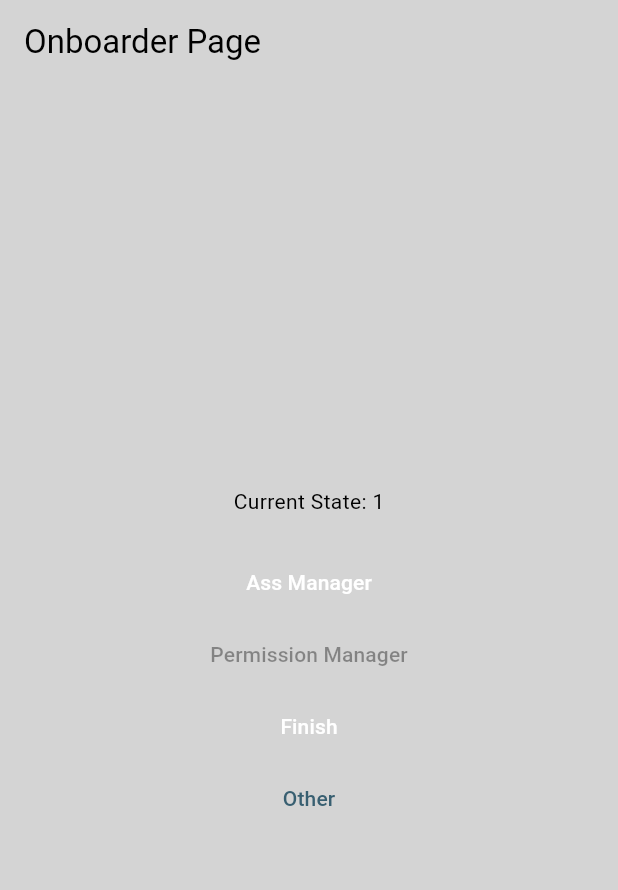
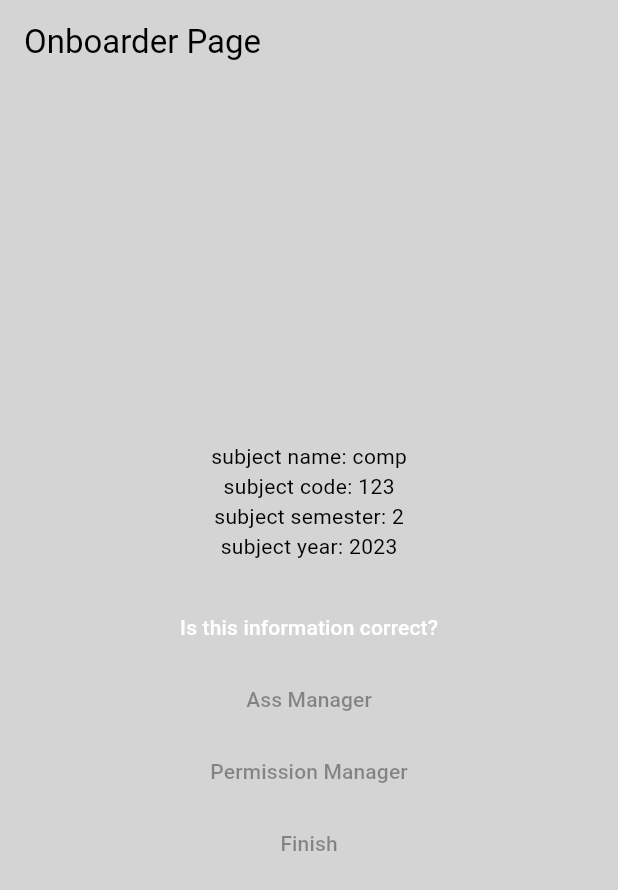
Before and after one commit to Pwnion/Specon, a Flutter app: the screen it shows after launch, on a phone screen of 412 x 824 dp. Shown: the top 890 px of the screen. Run offline on Flutter 3.47's test engine with Material 2 defaults, Android fonts, the phone set to English and light mode, and no system bars; our stand-ins replace cloud_firestore, file_picker, firebase_auth, firebase_core, firebase_storage, url_strategy; accounts and stored records are empty; statements that could not run were skipped.

Commit message:
sequenced onboarder

```diff
--- a/lib/main.dart
+++ b/lib/main.dart
@@ -3,6 +3,7 @@
 /// Author: Aden McCusker
 
 import 'package:flutter/material.dart';
+import 'package:specon/models/request_type.dart';
 import 'package:specon/models/subject_model.dart';
 import 'package:specon/page/onboarder.dart';
 import 'package:url_strategy/url_strategy.dart';
@@ -60,12 +61,14 @@ class _AppState extends State<App> {
   Widget _getPage() {
     return Onboarder(
         subject: SubjectModel(
-            name: 'compyamum',
+            name: 'comp',
             code: '123',
-            assessments: [],
+            assessments: [
+              RequestType(name: 'p1', type: 'type', id: '50'),
+              RequestType(name: 'p2', type: 'type2', id: '100')
+            ],
             semester: '2',
-            year: '2023',
-            databasePath: ''));
+            year: '2023'));
     if (_error) {
       return const Error();
     }
--- a/lib/models/subject_model.dart
+++ b/lib/models/subject_model.dart
@@ -6,13 +6,22 @@ class SubjectModel {
   final List<RequestType> assessments;
   final String semester;
   final String year;
-  final String databasePath;
+  final String? id;
 
-  SubjectModel(
-      {required this.name,
+  const SubjectModel(
+      {this.id,
+      required this.name,
       required this.code,
       required this.assessments,
       required this.semester,
-      required this.year,
-      required this.databasePath});
+      required this.year});
+
+  Map<String, dynamic> toJson() {
+    return {
+      'name': name,
+      'code': code,
+      'semester': semester,
+      'year': year,
+    };
+  }
 }
--- a/lib/page/asm_mana.dart
+++ b/lib/page/asm_mana.dart
@@ -31,6 +31,9 @@ class _AsmManagerState extends State<AsmManager> {
   /// [_foundRequestType] is used to update the SubjectModel.
   final List<RequestType> _requestTypesList = RequestType.importTypes();
   final List<RequestType> _foundRequestType = [];
+
+  static final dataBase = DataBase();
+  late final String docRef;
 
   @override
   void initState() {
@@ -174,6 +177,8 @@ class _AsmManagerState extends State<AsmManager> {
                   );
                 } else {
                   if (widget.subject.code != "") {
+                    dataBase.addAssessments(
+                        widget.subject.assessments, widget.subject);
                     setState(() {
                       widget.subject.assessments.clear();
                       widget.subject.assessments
--- a/lib/page/dashboard/navigation.dart
+++ b/lib/page/dashboard/navigation.dart
@@ -70,13 +70,13 @@ class _NavigationState extends State<Navigation> {
                     if (subject.assessments.isEmpty &&
                         widget.currentUser.role ==
                             UserType.subjectCoordinator) {
-                      Navigator.push(
+                      /*Navigator.push(
                         context,
                         MaterialPageRoute(
                           builder: (_) =>
                               AsmManager(subject: subject, refreshFn: setState),
                         ),
-                      );
+                      );*/
                     } else {
                       selectSubject(subject);
                       widget.setCurrentSubject(subject);
--- a/lib/page/db.dart
+++ b/lib/page/db.dart
@@ -1,5 +1,6 @@
 import "package:cloud_firestore/cloud_firestore.dart";
 import 'package:firebase_auth/firebase_auth.dart';
+import 'package:specon/models/request_type.dart';
 import 'package:specon/models/subject_model.dart';
 import 'package:specon/models/user_model.dart';
 import 'package:specon/user_type.dart';
@@ -8,15 +9,13 @@ import '../firebase_options.dart';
 import '../models/request_model.dart';
 
 class DataBase {
-
   final _db = FirebaseFirestore.instance;
 
   static UserModel? user;
 
   Future<UserModel> getUserFromEmail(String emailToMatch) async {
     final usersRef = _db.collection("users");
-    final query =
-        await usersRef.where('email', isEqualTo: emailToMatch).get();
+    final query = await usersRef.where('email', isEqualTo: emailToMatch).get();
 
     final fetchedUser = query.docs[0];
 
@@ -35,25 +34,24 @@ class DataBase {
     return userModel;
   }
 
-  Future<List<RequestModel>> getRequests(UserModel user, SubjectModel subject) async {
-
+  Future<List<RequestModel>> getRequests(
+      UserModel user, SubjectModel subject) async {
     List<RequestModel> requests = [];
 
-    if (subject.databasePath.isEmpty){
+    if (subject.id!.isEmpty) {
       return [];
     }
 
     // Subject Coordinator
     if (user.role == UserType.subjectCoordinator) {
-
       // Get subject's reference
-      final requestsRef = await _db.doc(subject.databasePath).collection('requests').get();
+      final requestsRef =
+          await _db.doc(subject.id!).collection('requests').get();
 
       final requestsFromDB = requestsRef.docs;
 
-      for(final request in requestsFromDB) {
-        requests.add(
-          RequestModel(
+      for (final request in requestsFromDB) {
+        requests.add(RequestModel(
             requestedBy: request['requested_by'],
             requestedByStudentID: request['requested_by_student_id'],
             reason: request['reason'],
@@ -61,25 +59,21 @@ class DataBase {
             assessedBy: request['assessed_by'],
             assessment: request['assessment'],
             state: request['state'],
-            databasePath: request.reference.path
-          )
-        );
+            databasePath: request.reference.path));
       }
     }
 
     // Student
     else if (user.role == UserType.student) {
-
       // Query for student's requests from the subject
       final requestListFromDB = await _db
-          .doc(subject.databasePath)
+          .doc(subject.id!)
           .collection('requests')
           .where('requested_by_student_id', isEqualTo: user.studentID)
           .get();
 
-      for(final request in requestListFromDB.docs){
-        requests.add(
-          RequestModel(
+      for (final request in requestListFromDB.docs) {
+        requests.add(RequestModel(
             requestedBy: request['requested_by'],
             reason: request['reason'],
             additionalInfo: request['additional_info'],
@@ -87,9 +81,7 @@ class DataBase {
             assessment: request['assessment'],
             state: request['state'],
             requestedByStudentID: request['requested_by_student_id'],
-            databasePath: request.reference.path
-          )
-        );
+            databasePath: request.reference.path));
       }
     }
 
@@ -104,48 +96,46 @@ class DataBase {
   Future<List<SubjectModel>> getEnrolledSubjects() async {
     List<SubjectModel> subjects = [];
 
-    for (final subject in user!.subjects){
-
+    for (final subject in user!.subjects) {
       DocumentReference docRef = FirebaseFirestore.instance.doc(subject.path);
 
       await docRef.get().then((DocumentSnapshot documentSnapshot) {
-        subjects.add(
-          SubjectModel(
+        subjects.add(SubjectModel(
             name: documentSnapshot['name'],
             code: documentSnapshot['code'],
             assessments: [], // documentSnapshot['test_assessment'], // TODO:
             semester: documentSnapshot['semester'],
             year: documentSnapshot['year'],
-            databasePath: subject.path
-          )
-        );
+            id: subject.path));
       });
     }
     return subjects;
   }
 
-  Future<void> submitRequest(UserModel user, SubjectModel subject, RequestModel request) async {
-
+  Future<void> submitRequest(
+      UserModel user, SubjectModel subject, RequestModel request) async {
     // Get subject's reference
-    final DocumentReference subjectRef = _db.doc(subject.databasePath);
+    final DocumentReference subjectRef = _db.doc(subject.id!);
 
     // Add request to subject's collection
-    final DocumentReference requestRef = await subjectRef.collection('requests').add(request.toJson());
+    final DocumentReference requestRef =
+        await subjectRef.collection('requests').add(request.toJson());
 
     // Add first discussion to the database
-    await requestRef.collection('discussions').add(
-      {'subject': subject.code,
+    await requestRef.collection('discussions').add({
+      'subject': subject.code,
       'reason': request.reason,
       'assessment': request.assessment,
       'submittedBy': user.firstName,
       'submittedByUserID': user.id,
-      'type': 'request'}
-    );
+      'type': 'request'
+    });
   }
 
-  Future<List<Map<String, String>>> getDiscussionThreads(RequestModel request) async {
-
-    DocumentReference docRef = FirebaseFirestore.instance.doc(request.databasePath);
+  Future<List<Map<String, String>>> getDiscussionThreads(
+      RequestModel request) async {
+    DocumentReference docRef =
+        FirebaseFirestore.instance.doc(request.databasePath);
     List<Map<String, String>> allDiscussions = [];
 
     // use it after deleting all past discussion
@@ -153,45 +143,63 @@ class DataBase {
     final discussions = await docRef.collection('discussions').get();
 
     for (final discussion in discussions.docs) {
-      allDiscussions.add(
-        {'assessment': discussion['assessment'],
-          'reason': discussion['reason'],
-          'subject': discussion['subject'],
-          'submittedBy': discussion['submittedBy'],
-          'submittedByUserID': discussion['submittedByUserID'],
-          'type': discussion['type'],
-        }
-      );
+      allDiscussions.add({
+        'assessment': discussion['assessment'],
+        'reason': discussion['reason'],
+        'subject': discussion['subject'],
+        'submittedBy': discussion['submittedBy'],
+        'submittedByUserID': discussion['submittedByUserID'],
+        'type': discussion['type'],
+      });
     }
     return allDiscussions;
   }
 
-  Future<void> addNewDiscussion(RequestModel request, Map<String, String> newDiscussion) async {
-
-    DocumentReference docRef = FirebaseFirestore.instance.doc(request.databasePath);
+  Future<void> addNewDiscussion(
+      RequestModel request, Map<String, String> newDiscussion) async {
+    DocumentReference docRef =
+        FirebaseFirestore.instance.doc(request.databasePath);
     newDiscussion['timestamp'] = DateTime.now().toString();
     await docRef.collection('discussions').add(newDiscussion);
   }
 
+  Future<void> addSubject(SubjectModel subject) async {
+    DocumentReference docRef =
+        await _db.collection('subjects').add(subject.toJson());
+    print(docRef.id);
+  }
+
+  Future<void> addAssessments(
+      List<RequestType> assessments, SubjectModel subject) async {
+    for (var assessment in assessments) {
+      print(assessment.toJson());
+      //print(subject.id);
+      await _db
+          .collection('subjects')
+          .doc(subject.id)
+          .collection('assessments')
+          .add(assessment.toJson());
+    }
+  }
 }
 
 Future<void> acceptRequest(RequestModel request) async {
-
-  DocumentReference docRef = FirebaseFirestore.instance.doc(request.databasePath);
+  DocumentReference docRef =
+      FirebaseFirestore.instance.doc(request.databasePath);
 
   await docRef.update({'state': 'Approved'});
 }
 
 Future<void> declineRequest(RequestModel request) async {
-
-  DocumentReference docRef = FirebaseFirestore.instance.doc(request.databasePath);
+  DocumentReference docRef =
+      FirebaseFirestore.instance.doc(request.databasePath);
 
   await docRef.update({'state': 'Declined'});
 }
 
 Future<void> flagRequest(RequestModel request) async {
-
-  DocumentReference docRef = FirebaseFirestore.instance.doc(request.databasePath);
+  DocumentReference docRef =
+      FirebaseFirestore.instance.doc(request.databasePath);
 
   await docRef.update({'state': 'Flagged'});
 }
--- a/lib/page/onboarder.dart
+++ b/lib/page/onboarder.dart
@@ -3,6 +3,7 @@ import 'package:specon/models/subject_model.dart';
 import 'asm_mana.dart';
 import 'permission.dart';
 import 'package:flutter/material.dart';
+import 'db.dart';
 
 class Onboarder extends StatefulWidget {
   final SubjectModel subject;
@@ -13,13 +14,16 @@ class Onboarder extends StatefulWidget {
 }
 
 class _OnboarderState extends State<Onboarder> {
-  int state = 1; // welcome, assman, perman, done
+  int state = 0; // welcome, assman, perman, done
 
-  bool getStateBool() {
-    if (state >= 1) {
+  static final dataBase = DataBase();
+  late final String docRef;
+
+  bool infoCorrectUnlocked() {
+    if (state > 0) {
+      return true;
+    } else {
       return false;
-    } else {
-      return true;
     }
   }
 
@@ -39,6 +43,14 @@ class _OnboarderState extends State<Onboarder> {
     }
   }
 
+  bool isFinishedUnlocked() {
+    if (state < 3) {
+      return true;
+    } else {
+      return false;
+    }
+  }
+
   @override
   Widget build(BuildContext context) {
     return Scaffold(
@@ -49,16 +61,20 @@ class _OnboarderState extends State<Onboarder> {
         child: Column(
           mainAxisAlignment: MainAxisAlignment.center,
           children: <Widget>[
-            Text('Current State: $state'),
+            Text('subject name: ${widget.subject.name}'),
+            Text('subject code: ${widget.subject.code}'),
+            Text('subject semester: ${widget.subject.semester}'),
+            Text('subject year: ${widget.subject.year}'),
             SizedBox(height: 20),
-            // MaterialButton(
-            //   onPressed: () {
-            //     setState(() {
-            //       state += 1;
-            //     });
-            //   },
-            //   child: Text('Increment State'),
-            // ),
+            MaterialButton(
+              onPressed: infoCorrectUnlocked()
+                  ? null
+                  : () => setState(() {
+                        state += 1;
+                        dataBase.addSubject(widget.subject);
+                      }),
+              child: Text('Is this information correct?'),
+            ),
             // Assessment Manager Button
             MaterialButton(
               onPressed: assManUnlocked()
@@ -69,18 +85,12 @@ class _OnboarderState extends State<Onboarder> {
                           Navigator.push(
                             context,
                             MaterialPageRoute(
-                              builder: (_) => AsmManager(
-                                  subject: widget.subject, refreshFn: setState),
-                            ),
+                                builder: (_) => AsmManager(
+                                      subject: widget.subject,
+                                      refreshFn: setState,
+                                    )),
                           );
-                        } // else if (state == 2) {
-                        //   Navigator.push(
-                        //     context,
-                        //     MaterialPageRoute(
-                        //       builder: (_) => Permission(),
-                        //     ),
-                        //   );
-                        // }
+                        }
                       }),
               child: Text('Ass Manager'),
             ),
@@ -101,12 +111,9 @@ class _OnboarderState extends State<Onboarder> {
               child: Text('Permission Manager'),
             ),
             MaterialButton(
-              onPressed: getStateBool() ? null : () => state += 1,
+              onPressed: isFinishedUnlocked() ? null : () => state += 1,
               child: Text('Finish'),
             ),
-            OutlinedButton(
-                onPressed: getStateBool() ? null : () => state += 1,
-                child: Text('Other'))
           ],
         ),
       ),
--- a/lib/specon_form.dart
+++ b/lib/specon_form.dart
@@ -73,7 +73,7 @@ class _SpeconFormState extends State<SpeconForm> {
   };
   static final FirebaseAuth auth = FirebaseAuth.instance;
   static final dataBase = DataBase();
-  final Future<UserModel> currentUser = dataBase.getUserFromEmail(auth.currentUser!.email!);
+  final Future currentUser = dataBase.getUserFromEmail(auth.currentUser!.email!);
   SubjectModel? selectedSubject;
   String selectedAssessment = '';
   List<SubjectModel> subjectList = [];
```
Also changed, not shown: lib/models/request_type.dart (+8 -0 lines), lib/page/dashboard/requests.dart (+2 -7 lines), lib/page/dashboard_page.dart (+5 -10 lines).
